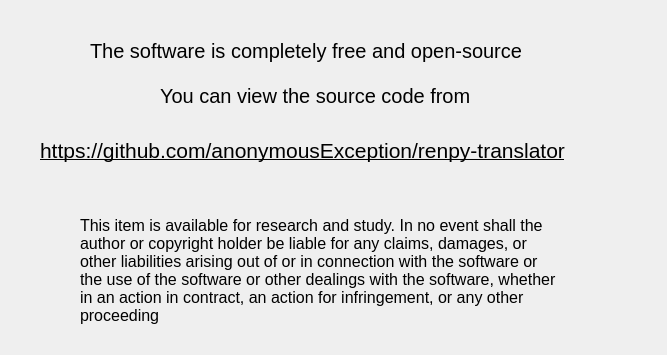
This is src/copyright.ui in anonymousException/renpy-runtime-editor as Qt 5 draws it before an edit. The edited form follows.
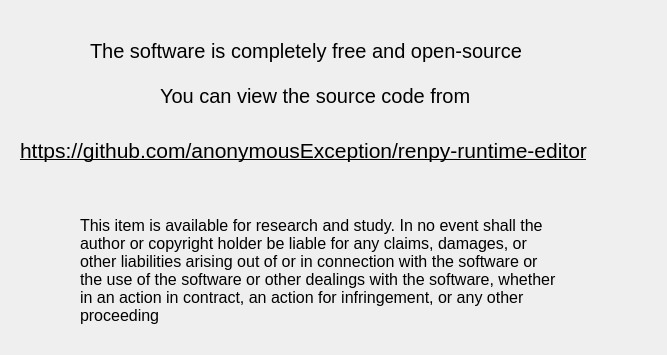
This is the edited form.

Commit message: <feature> modify copyright ui

Diff of the .ui file:
```diff
--- a/src/copyright.ui
+++ b/src/copyright.ui
@@ -55,9 +55,9 @@
   <widget class="QLabel" name="url_label">
    <property name="geometry">
     <rect>
-     <x>40</x>
+     <x>20</x>
      <y>130</y>
-     <width>591</width>
+     <width>641</width>
      <height>41</height>
     </rect>
    </property>
@@ -68,7 +68,7 @@
     </font>
    </property>
    <property name="text">
-    <string>https://github.com/anonymousException/renpy-translator</string>
+    <string>https://github.com/anonymousException/renpy-runtime-editor</string>
    </property>
   </widget>
   <widget class="QLabel" name="label_3">
```
The commit also changes 1 other file.
